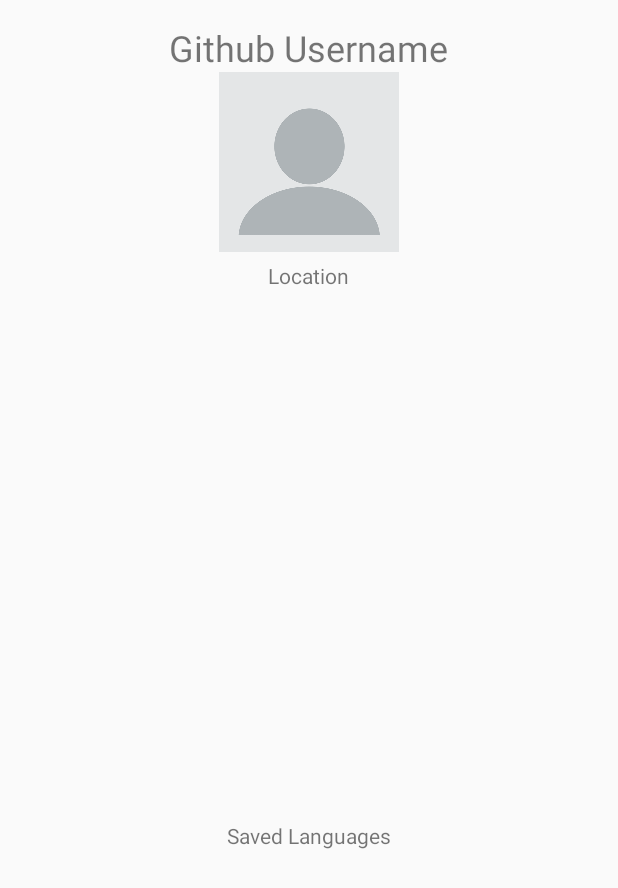
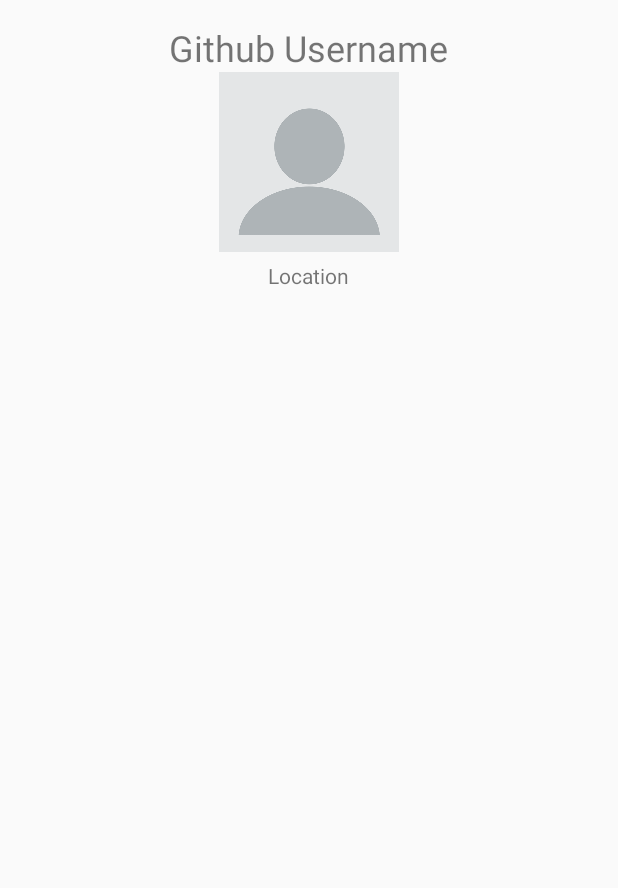
Before and after one commit to Mehequanna/GitAwesome, an Android app: the layout activity_user.xml on its own in the app's theme, with its tools: preview values and no code run, on a phone screen of 412 x 824 dp. Shown: the top 888 px of the screen. Run offline under Robolectric (Android 15) with nearby library versions, the phone set to English and light mode, and no system bars.

Commit message:
Remove listview from User Activity.

```diff
--- a/app/src/main/res/layout/activity_user.xml
+++ b/app/src/main/res/layout/activity_user.xml
@@ -18,15 +18,6 @@
         android:layout_alignParentTop="true"
         android:layout_centerHorizontal="true" />
 
-    <TextView
-        android:text="@string/saved"
-        android:layout_width="wrap_content"
-        android:layout_height="wrap_content"
-        android:id="@+id/languagesTextView"
-        android:layout_above="@+id/languageListView"
-        android:layout_centerHorizontal="true"
-        android:layout_marginBottom="7dp" />
-
     <ImageView
         android:layout_width="120dp"
         android:layout_height="120dp"
@@ -35,14 +26,6 @@
         android:id="@+id/profileImageView"
         android:layout_below="@+id/userTextView"
         android:layout_centerHorizontal="true" />
-
-    <ListView
-        android:layout_width="match_parent"
-        android:layout_height="250dp"
-        android:id="@+id/languageListView"
-        android:layout_alignParentBottom="true"
-        android:layout_alignParentLeft="true"
-        android:layout_alignParentStart="true" />
 
     <TextView
         android:text="@string/locationPlaceholder"
```
Also changed, not shown: app/src/main/java/com/mehequanna/gitawesome/ui/UserActivity.java (+6 -20 lines).
